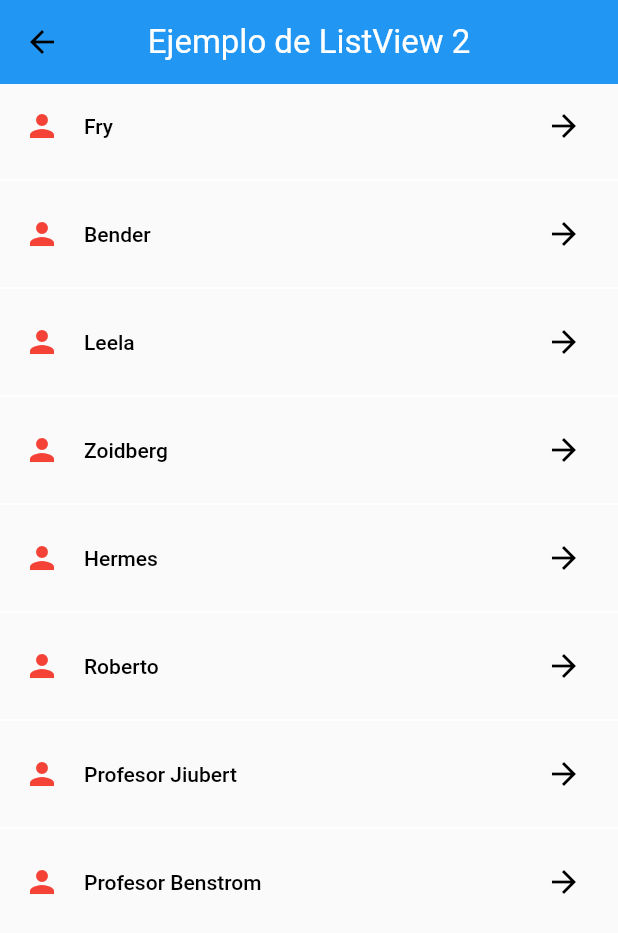
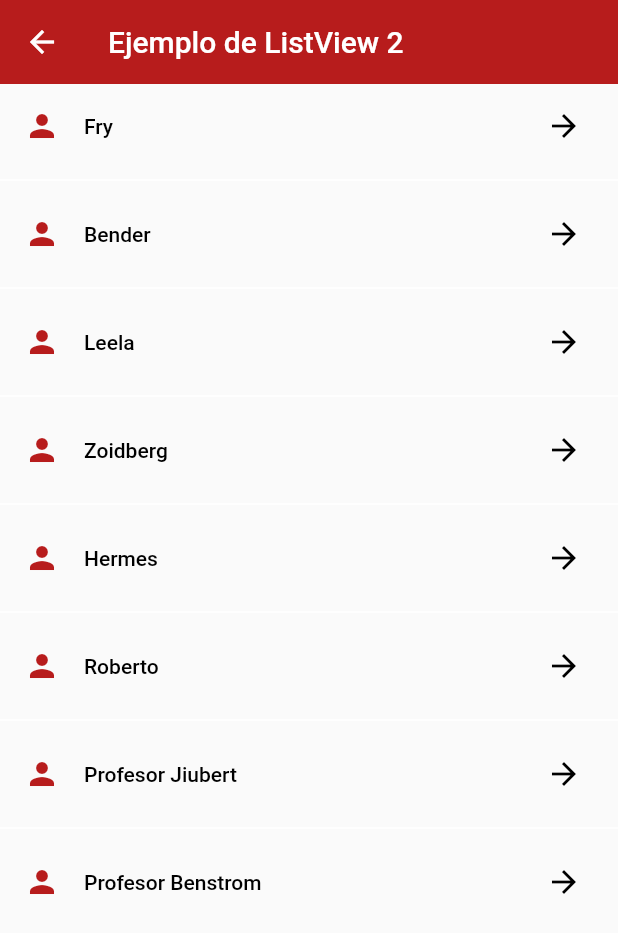
Before and after one commit to rafaelmad97/Practicas-2Flutter, a Flutter app: the ListView2Page screen opened by its route, on a phone screen of 412 x 824 dp. Shown: the top 933 px of the screen. Run offline on Flutter 3.47's test engine with Material 2 defaults, Android fonts, the phone set to English and light mode, and no system bars.

Commit message:
fix del boton de navegacion negro con appbar de color

```diff
--- a/lib/Theme.dart
+++ b/lib/Theme.dart
@@ -2,8 +2,8 @@ import 'package:flutter/material.dart';
 import 'package:flutter/services.dart';
 
 class AppTheme {
-  static Color primary = Colors.blue;
-  static Color secondary = Colors.redAccent;
+  static Color primary = Colors.red.shade900;
+  static Color secondary = Colors.blue;
 
   static Color TextPrimary = Colors.white;
 
@@ -11,14 +11,16 @@ class AppTheme {
       dark ? ThemeData.dark() : ThemeData.light();
 
   static ThemeData Theme = _generateTheme(false).copyWith(
-    useMaterial3: true,
-    appBarTheme: AppBarTheme(
-      backgroundColor: primary,
-      titleTextStyle: TextStyle(color: TextPrimary, fontSize: 22),
-      centerTitle: true,
-      elevation: 12,
-      shadowColor: Colors.black,
-    ),
-    primaryColor: primary,
-  );
+      useMaterial3: true,
+      appBarTheme:
+          AppBarTheme(backgroundColor: primary, foregroundColor: TextPrimary),
+      primaryColor: primary,
+      textButtonTheme: TextButtonThemeData(
+          style: TextButton.styleFrom(foregroundColor: primary)),
+      elevatedButtonTheme: ElevatedButtonThemeData(
+          style: ElevatedButton.styleFrom(
+              backgroundColor: primary, foregroundColor: TextPrimary)),
+      outlinedButtonTheme: OutlinedButtonThemeData(
+          style: OutlinedButton.styleFrom(
+              foregroundColor: primary, side: BorderSide(color: primary))));
 }
--- a/lib/pages/Alerts.dart
+++ b/lib/pages/Alerts.dart
@@ -6,6 +6,7 @@ class AlertsPage extends StatelessWidget {
     return Scaffold(
         appBar: AppBar(
           title: const Text("Alerts"),
+          leading: const BackButton(color: Colors.white),
         ),
         body: const Center(
           child: Text("Alerts Page"),
--- a/lib/pages/Buttons.dart
+++ b/lib/pages/Buttons.dart
@@ -6,6 +6,7 @@ class ButtonsPage extends StatelessWidget {
     return Scaffold(
       appBar: AppBar(
         title: const Text("Botones"),
+        leading: const BackButton(color: Colors.white),
       ),
       body: Row(
         children: [
--- a/lib/pages/ListView.dart
+++ b/lib/pages/ListView.dart
@@ -7,6 +7,7 @@ class ListViewPage extends StatelessWidget {
     return Scaffold(
         appBar: AppBar(
           title: const Text("Ejemplo de list View 1"),
+          leading: const BackButton(color: Colors.white),
         ),
         body: ListView(children: [
           ...PersonajesFuturama.map((personaje) => ListTile(
--- a/lib/pages/ListView2.dart
+++ b/lib/pages/ListView2.dart
@@ -1,4 +1,5 @@
 import 'package:flutter/material.dart';
+import 'package:modulo2_componentesflutter/Theme.dart';
 
 class ListView2Page extends StatelessWidget {
   final items = [
@@ -18,13 +19,14 @@ class ListView2Page extends StatelessWidget {
       appBar: AppBar(
         title: const Text("Ejemplo de ListView 2"),
         elevation: 0,
+        leading: const BackButton(color: Colors.white),
       ),
       body: ListView.separated(
           itemCount: items.length,
           itemBuilder: (context, index) => ListTile(
               onTap: () {},
               title: Text(items[index]),
-              leading: const Icon(Icons.person, color: Colors.red),
+              leading: Icon(Icons.person, color: AppTheme.primary),
               trailing: const Icon(Icons.arrow_forward_sharp)),
           separatorBuilder: (__, _) => const Divider()),
     );
--- a/lib/pages/TiposdeListView.dart
+++ b/lib/pages/TiposdeListView.dart
@@ -14,6 +14,7 @@ class TiposdeListViewPage extends StatelessWidget {
     return Scaffold(
       appBar: AppBar(
         title: const Text("Tipos de lista"),
+        leading: const BackButton(color: Colors.white),
       ),
       body: ListView.separated(
           itemBuilder: (context, index) => ListTile(
```
